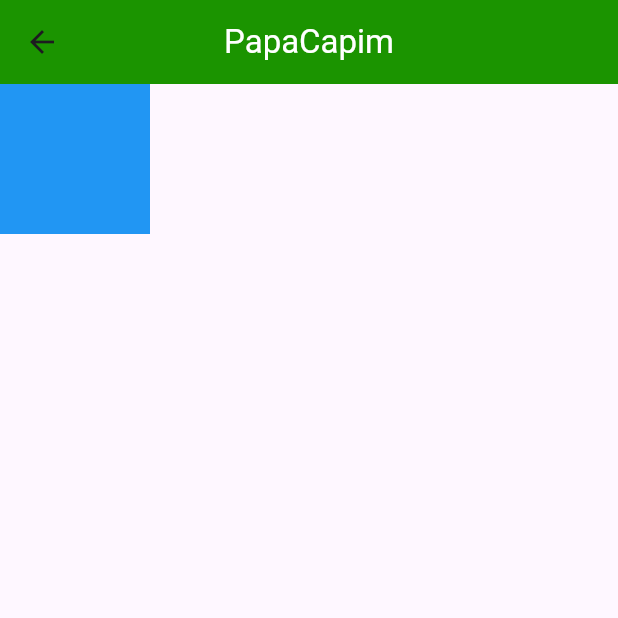
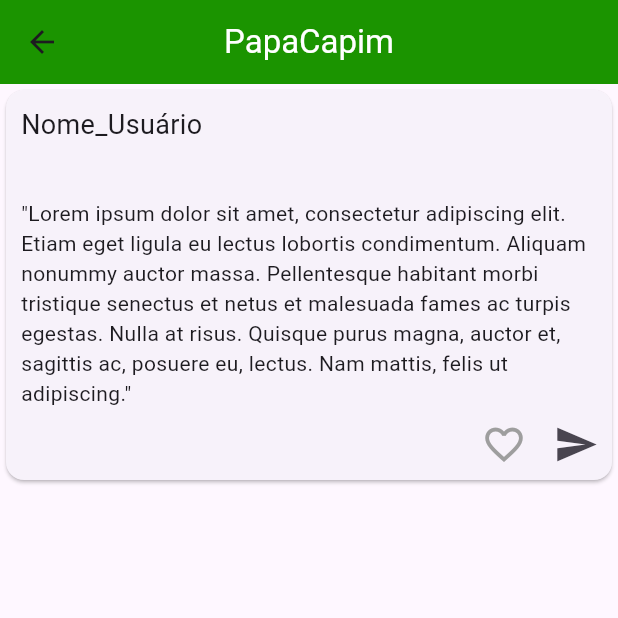
Before and after one commit to rafaelVerner/PapaCapim, a Flutter app: the screen it shows after launch, after a tap on "teste", on a phone screen of 412 x 824 dp, the top half of it. Run offline on Flutter 3.47's test engine with Material 3 defaults, Android fonts, the phone set to English and light mode, and no system bars.

Commit message:
Novas páginas + atualização

```diff
--- a/lib/HomePage.dart
+++ b/lib/HomePage.dart
@@ -1,6 +1,7 @@
 import 'package:flutter/material.dart';
 import 'FeedPage.dart';
 import 'ProfilePage.dart';
+import 'NewPostPage.dart';
 
 class HomePage extends StatefulWidget{
   @override
@@ -27,8 +28,11 @@ class HomePageState extends State {
         indicatorColor: Color.fromARGB(255, 91, 212, 64),
         selectedIndex: currentPageIndex,destinations:  const <Widget>[
           NavigationDestination(
-            icon: Icon(Icons.messenger_sharp),
+            icon: Icon(Icons.dynamic_feed),
             label: 'Feed',
+          ),NavigationDestination(
+            icon: Icon(Icons.dynamic_feed),
+            label: 'New Post',
           ),
           NavigationDestination(
             icon: Icon(Icons.account_circle_outlined),
@@ -37,6 +41,7 @@ class HomePageState extends State {
         ],),
       body: <Widget>[
           FeedPage(),
+          NewPostPage(),
           ProfilePage()
       ][currentPageIndex]
 
--- a/lib/PostPage.dart
+++ b/lib/PostPage.dart
@@ -8,6 +8,9 @@ class PostPage extends StatefulWidget{
 }
 
 class PostPageState extends State{
+  bool isLiked = false;
+
+
   @override
   Widget build(BuildContext context) {
     return Scaffold(
@@ -15,7 +18,41 @@ class PostPageState extends State{
         title: Text('PapaCapim', style: TextStyle(color: Colors.white)),centerTitle: true,
         backgroundColor: Color(0xFF1b9400),
         ),
-      body: Container(color: Colors.blue,height: 100,width: 100),
+      body: ListView(
+        children: [
+          Card(
+            child:
+            Column(
+              crossAxisAlignment: CrossAxisAlignment.start,
+              children: [
+                Padding(padding: EdgeInsets.fromLTRB(10, 10, 0, 0), child: Text('Nome_Usuário \n', style: TextStyle(fontSize: 18)),),
+                Padding(padding: EdgeInsets.fromLTRB(10, 10, 0, 0), child: Text('"Lorem ipsum dolor sit amet, consectetur adipiscing elit. Etiam eget ligula eu lectus lobortis condimentum. Aliquam nonummy auctor massa. Pellentesque habitant morbi tristique senectus et netus et malesuada fames ac turpis egestas. Nulla at risus. Quisque purus magna, auctor et, sagittis ac, posuere eu, lectus. Nam mattis, felis ut adipiscing."'),),
+                Row(
+                children: [
+                  Spacer(),
+                  IconButton(onPressed: (){
+                      setState(() {
+                        isLiked = !isLiked;
+                      });
+                    },
+                  icon: Icon(
+                    isLiked ? Icons.favorite : Icons.favorite_border,
+                    color: isLiked ? Colors.red : Colors.grey,
+                    size: 30,
+                    ),
+                  ),
+                  IconButton(onPressed: (){},
+                  icon: Icon(
+                    Icons.send,
+                    size: 30,
+                    ),
+                  ),
+                ],
+            )]),
+          ),
+
+        ],
+      ),
       );
   }
 }
```
Also changed, not shown: lib/NewPostPage.dart (added, +15 -0 lines), pubspec.lock.
